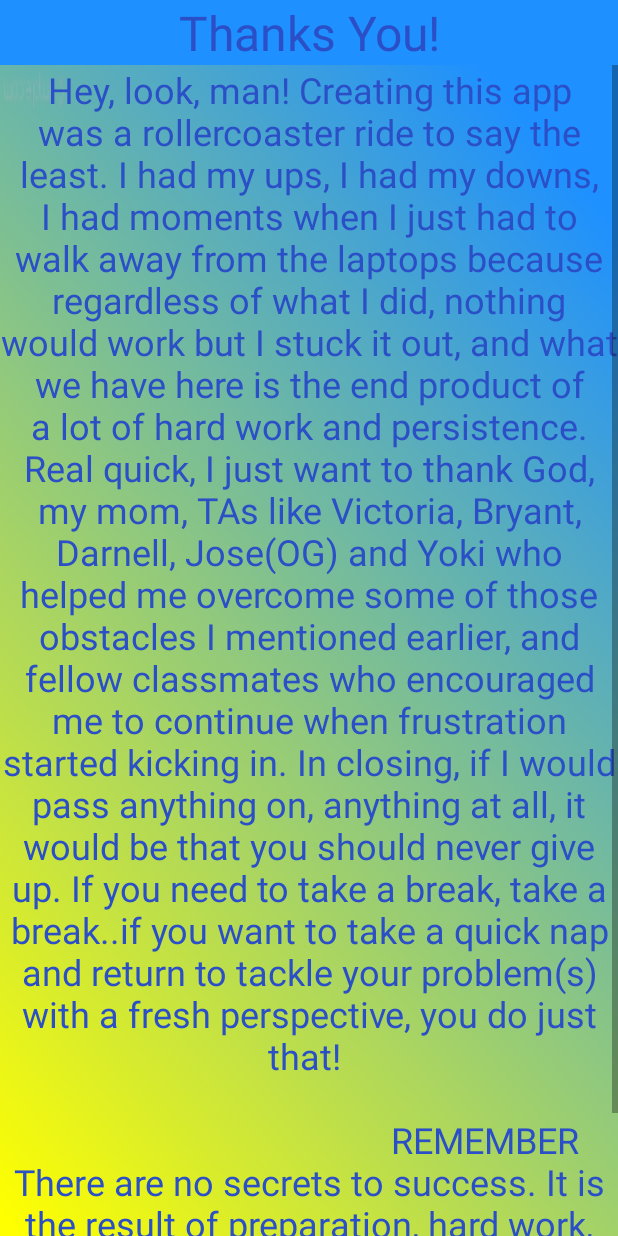
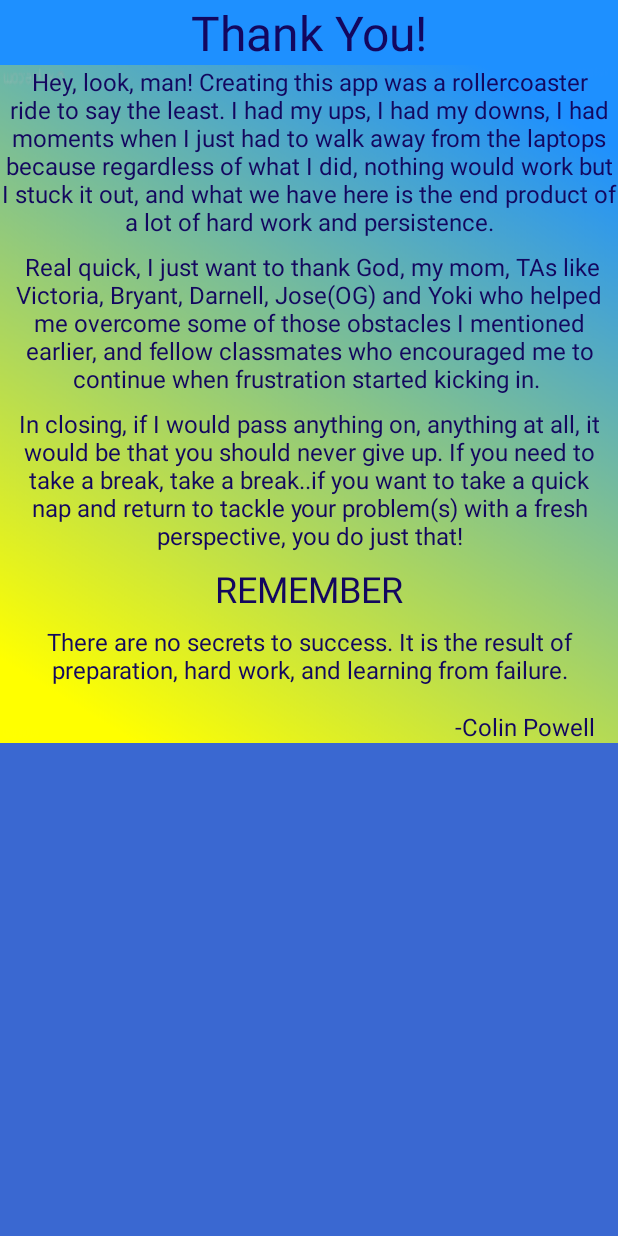
Before and after one commit to InquisitiveMindHasToKnow/Tribute, an Android app: the layout fragment_creators_thank_you.xml on its own in the app's theme, with its tools: preview values and no code run, on a phone screen of 412 x 824 dp. Run offline under Robolectric (Android 15) with nearby library versions, the light colour scheme and no system bars.

Commit message:
About the creater vote of thanks layout, text and textsize modified. Working on changing base app colors.

```diff
--- a/app/src/main/AndroidManifest.xml
+++ b/app/src/main/AndroidManifest.xml
@@ -10,7 +10,7 @@
         android:label="@string/app_name"
         android:roundIcon="@mipmap/ic_launcher_round"
         android:supportsRtl="true"
-        android:theme="@style/Base.Theme.AppCompat.Light.DarkActionBar">
+        android:theme="@style/AppTheme">
         <activity android:name=".activities.UserRegistrationActivity"></activity>
         <activity
             android:name=".activities.AboutTheCreator"
--- a/app/src/main/res/layout/activity_main.xml
+++ b/app/src/main/res/layout/activity_main.xml
@@ -45,11 +45,10 @@
     <android.support.v7.widget.RecyclerView
         android:id="@+id/button_recycler"
         android:layout_width="match_parent"
-        android:layout_height="wrap_content"
+        android:layout_height="match_parent"
         android:background="@android:color/transparent"
         app:layout_constraintLeft_toLeftOf="parent"
         app:layout_constraintRight_toRightOf="parent"
-        app:layout_constraintBottom_toBottomOf="parent"
         app:layout_constraintTop_toBottomOf="@id/welcome_screen_imageview" />
 
     </LinearLayout>
--- a/app/src/main/res/layout/fragment_creators_thank_you.xml
+++ b/app/src/main/res/layout/fragment_creators_thank_you.xml
@@ -16,16 +16,78 @@
         app:layout_constraintStart_toStartOf="parent"
         app:layout_constraintTop_toBottomOf="@id/speech_header_textview">
 
+        <LinearLayout
+            android:layout_width="match_parent"
+            android:layout_height="wrap_content"
+            android:orientation="vertical"
+            android:background="@drawable/bluetoyellowgradientreversed"
+
+            >
         <TextView
             android:id="@+id/acceptance_speech_textview"
             android:layout_width="match_parent"
             android:layout_height="wrap_content"
-            android:textSize="24sp"
+            android:textSize="16sp"
             android:gravity="center"
             android:layout_gravity="center_horizontal"
             android:textColor="@color/colorPrimaryDark"
-            android:background="@drawable/bluetoyellowgradientreversed"
-            android:text="@string/acceptance_speech" />
+            android:text="Hey, look, man! Creating this app was a rollercoaster ride to say the least. I had my ups, I had my downs, I had moments when I just had to walk away from the laptops because regardless of what I did, nothing would work but I stuck it out, and what we have here is the end product of a lot of hard work and persistence."
+             />
+
+         <TextView
+             android:layout_width="match_parent"
+             android:layout_height="wrap_content"
+             android:textSize="16sp"
+             android:gravity="center"
+             android:layout_gravity="center_horizontal"
+             android:textColor="@color/colorPrimaryDark"
+             android:layout_marginTop="8dp"
+             android:text=" Real quick, I just want to thank God, my mom, TAs like Victoria, Bryant, Darnell, Jose(OG) and Yoki who helped me overcome some of those obstacles I mentioned earlier, and fellow classmates who encouraged me to continue when frustration started kicking in. "
+             />
+
+            <TextView
+                android:layout_width="match_parent"
+                android:layout_height="wrap_content"
+                android:textSize="16sp"
+                android:gravity="center"
+                android:layout_gravity="center_horizontal"
+                android:textColor="@color/colorPrimaryDark"
+                android:layout_marginTop="8dp"
+                android:text="In closing, if I would pass anything on, anything at all, it would be that you should never give up. If you need to take a break, take a break..if you want to take a quick nap and return to tackle your problem(s) with a fresh perspective, you do just that!"
+                />
+
+            <TextView
+                android:layout_width="match_parent"
+                android:layout_height="wrap_content"
+                android:text="REMEMBER"
+                android:textSize="24sp"
+                android:gravity="center"
+                android:layout_gravity="center_horizontal"
+                android:textColor="@color/colorPrimaryDark"
+                android:layout_marginTop="8dp"
+
+                />
+
+            <TextView
+                android:layout_width="match_parent"
+                android:layout_height="wrap_content"
+                android:textSize="16sp"
+                android:gravity="center"
+                android:layout_gravity="center_horizontal"
+                android:textColor="@color/colorPrimaryDark"
+                android:layout_marginTop="8dp"
+                android:text="There are no secrets to success. It is the result of preparation, hard work, and learning from failure."/>
+
+            <TextView
+                android:layout_width="match_parent"
+                android:layout_height="wrap_content"
+                android:gravity="end"
+                android:textSize="16sp"
+                android:layout_marginEnd="16dp"
+                android:layout_marginTop="16dp"
+                android:textColor="@color/colorPrimaryDark"
+                android:text=" -Colin Powell"/>
+        </LinearLayout>
     </ScrollView>
 
     <ImageView
--- a/app/src/main/res/values/colors.xml
+++ b/app/src/main/res/values/colors.xml
@@ -1,7 +1,10 @@
 <?xml version="1.0" encoding="utf-8"?>
 <resources>
     <color name="textColor">#0540A3</color>
-    <color name="colorPrimaryDark">#2B4FC6</color>
+    <color name="colorPrimaryDarktwo">#2B4FC6</color>
+
+    <color name="colorPrimaryDark">#13075F</color>
+
     <color name="colorPrimary">#3A68D1</color>
     <color name="colorAccent">#F0D612</color>
 </resources>
--- a/app/src/main/res/values/strings.xml
+++ b/app/src/main/res/values/strings.xml
@@ -15,7 +15,7 @@
     <string name="pick_fellow">Select Random Fellow</string>
     <string name="android_5_4_all_stars">ANDROID 5.4 ALL-STARS</string>
     <string name="random_fellow_motivation">Don\'t worry, you can do it!!! If for any reason you feel you can\'t, just know everyone\'s probably in the same boat!!!</string>
-    <string name="acceptance_speech_header">Thanks You!</string>
+    <string name="acceptance_speech_header">Thank You!</string>
     <string name="acceptance_speech">Hey, look, man! Creating this app was a rollercoaster ride to say the least. I had my ups, I had my downs, I had moments when I just had to walk away from the laptops because regardless of what I did, nothing would work but I stuck it out, and what we have here is the end product of a lot of hard work and persistence. Real quick, I just want to thank God, my mom, TAs like Victoria, Bryant, Darnell, Jose(OG) and Yoki who helped me overcome some of those obstacles I mentioned earlier, and fellow classmates who encouraged me to continue when frustration started kicking in. In closing, if I would pass anything on, anything at all, it would be that you should never give up. If you need to take a break, take a break..if you want to take a quick nap and return to tackle your problem(s) with a fresh perspective, you do just that! \n\n\t\t\t\t\t\t\t\t\t\t\t\t\t\t\t\t\t\tREMEMBER \nThere are no secrets to success. It is the result of preparation, hard work, and learning from failure. \n\t\t\t\t\t\t\t\t\t\t\t\t\t\t\t\t\t\t\t\t\t\t\t\t\t\t\t\t\t\t\t\t-Colin Powell</string>
     <string name="sign_in_prompt">Please sign in to continue</string>
     <string name="reset_button_text">Register</string>
--- a/app/src/main/res/values/styles.xml
+++ b/app/src/main/res/values/styles.xml
@@ -1,11 +1,24 @@
 <resources>
 
-    <!-- Base application theme. -->
-    <style name="AppTheme" parent="Theme.AppCompat.Light.NoActionBar">
-        <!-- Customize your theme here. -->
+    <style name="AppTheme" parent="Theme.AppCompat.Light.DarkActionBar">
+
         <item name="colorPrimary">@color/colorPrimary</item>
         <item name="colorPrimaryDark">@color/colorPrimaryDark</item>
         <item name="colorAccent">@color/colorAccent</item>
+        <item name="android:actionBarStyle">@style/MyActionBar</item>
+
     </style>
 
+    <style name="MyTheme" parent="@android:style/Theme.Holo.Light">
+        <item name="android:actionBarStyle">@style/MyActionBar</item>
+    </style>
+
+    <style name="MyActionBar" parent="@android:style/Widget.Holo.Light.ActionBar">
+        <item name="android:titleTextStyle">@color/colorAccent</item>
+        <item name="android:background">#13075F</item>
+    </style>
+
+    <style name="TitleBarTextColor" parent="@style/TextAppearance.AppCompat.Widget.ActionBar.Title">
+        <item name="android:textColor">@color/textColor</item>
+    </style>
 </resources>
```
